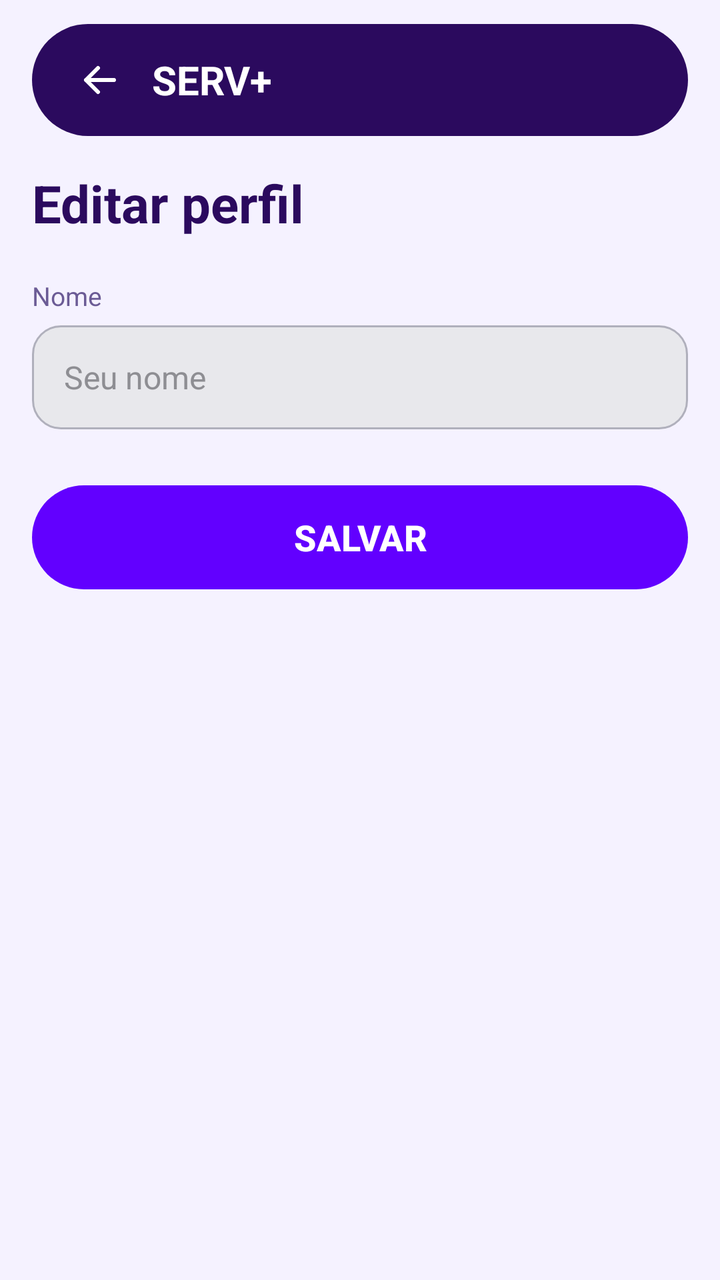
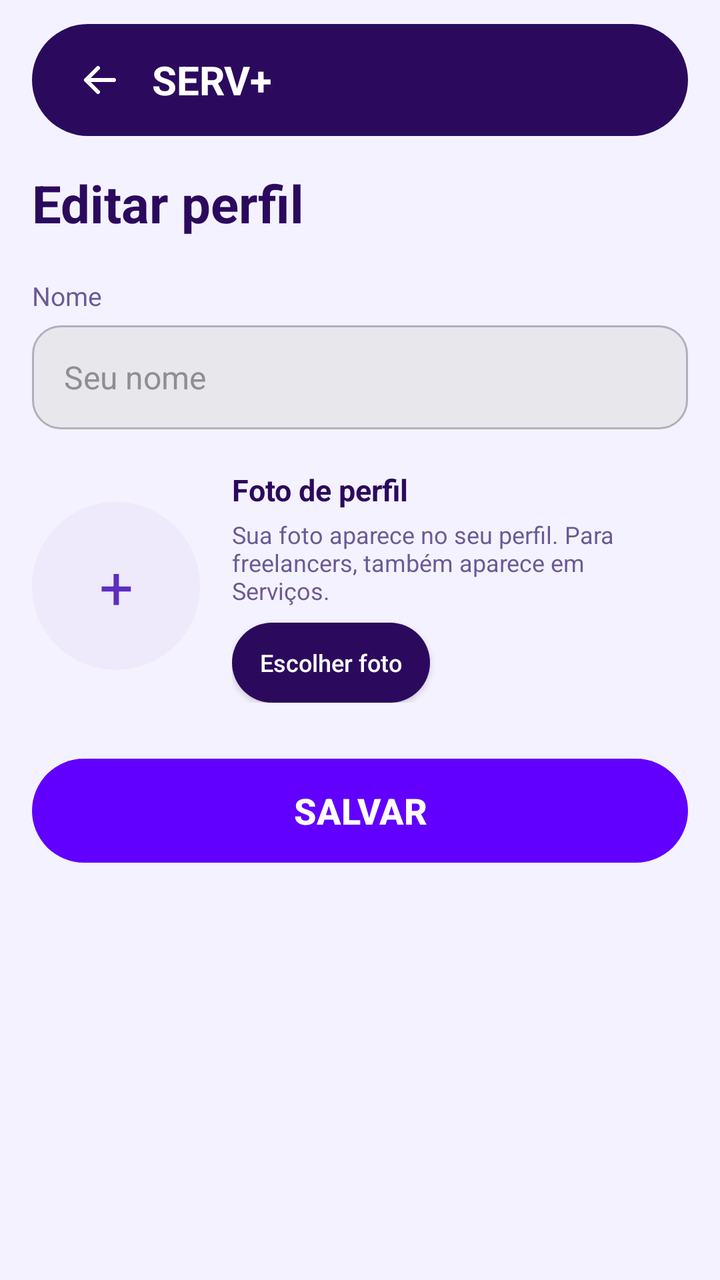

Before-and-after screenshots of an Android layout around one commit, followed by the original layout XML and the change that was made.
<!-- AndroidManifest.xml: application theme Theme.PiMobile -->
<!-- res/layout/activity_editar_perfil.xml -->
<?xml version="1.0" encoding="utf-8"?>
<androidx.constraintlayout.widget.ConstraintLayout
    xmlns:android="http://schemas.android.com/apk/res/android"
    xmlns:app="http://schemas.android.com/apk/res-auto"
    android:layout_width="match_parent"
    android:layout_height="match_parent"
    android:background="@color/eq_fundo">

    <LinearLayout
        android:id="@+id/barraTopo"
        android:layout_width="0dp"
        android:layout_height="56dp"
        android:layout_marginStart="16dp"
        android:layout_marginTop="12dp"
        android:layout_marginEnd="16dp"
        android:background="@drawable/bg_barra_escura"
        android:gravity="center_vertical"
        android:orientation="horizontal"
        android:paddingStart="16dp"
        android:paddingEnd="16dp"
        app:layout_constraintEnd_toEndOf="parent"
        app:layout_constraintStart_toStartOf="parent"
        app:layout_constraintTop_toTopOf="parent">

        <ImageView
            android:id="@+id/btnVoltar"
            android:layout_width="36dp"
            android:layout_height="36dp"
            android:contentDescription="Voltar"
            android:padding="6dp"
            android:src="@drawable/ic_back" />

        <TextView
            android:layout_width="0dp"
            android:layout_height="wrap_content"
            android:layout_marginStart="8dp"
            android:layout_weight="1"
            android:text="SERV+"
            android:textColor="@color/branco"
            android:textSize="20sp"
            android:textStyle="bold" />
    </LinearLayout>

    <ScrollView
        android:layout_width="0dp"
        android:layout_height="0dp"
        android:fillViewport="true"
        android:scrollbars="none"
        app:layout_constraintBottom_toBottomOf="parent"
        app:layout_constraintEnd_toEndOf="parent"
        app:layout_constraintStart_toStartOf="parent"
        app:layout_constraintTop_toBottomOf="@id/barraTopo">

        <LinearLayout
            android:layout_width="match_parent"
            android:layout_height="wrap_content"
            android:orientation="vertical"
            android:padding="16dp">

            <TextView
                android:layout_width="wrap_content"
                android:layout_height="wrap_content"
                android:text="Editar perfil"
                android:textColor="@color/eq_escuro"
                android:textSize="26sp"
                android:textStyle="bold" />

            
            <TextView
                android:layout_width="wrap_content"
                android:layout_height="wrap_content"
                android:layout_marginTop="20dp"
                android:text="Nome"
                android:textColor="@color/eq_texto_claro"
                android:textSize="13sp" />

            <FrameLayout
                android:layout_width="match_parent"
                android:layout_height="52dp"
                android:layout_marginTop="6dp"
                android:background="@drawable/bg_campo_login">

                <EditText
                    android:id="@+id/edtNome"
                    android:layout_width="match_parent"
                    android:layout_height="match_parent"
                    android:background="@null"
                    android:gravity="center_vertical|start"
                    android:hint="Seu nome"
                    android:inputType="textPersonName"
                    android:paddingHorizontal="16dp"
                    android:textColor="@color/preto"
                    android:textColorHint="@color/cinza_icone"
                    android:textSize="16sp" />
            </FrameLayout>

            
            <LinearLayout
                android:id="@+id/secaoUsuario"
                android:layout_width="match_parent"
                android:layout_height="wrap_content"
                android:orientation="vertical"
                android:visibility="gone">

                <TextView
                    android:layout_width="wrap_content"
                    android:layout_height="wrap_content"
                    android:layout_marginTop="20dp"
                    android:text="Telefone (opcional)"
                    android:textColor="@color/eq_texto_claro"
                    android:textSize="13sp" />
                <FrameLayout
                    android:layout_width="match_parent"
                    android:layout_height="52dp"
                    android:layout_marginTop="6dp"
                    android:background="@drawable/bg_campo_login">
                    <EditText
                        android:id="@+id/edtTelefoneUsuario"
                        android:layout_width="match_parent"
                        android:layout_height="match_parent"
                        android:background="@null"
                        android:gravity="center_vertical|start"
                        android:hint="Ex.: (11) 99999-9999"
                        android:inputType="phone"
                        android:paddingHorizontal="16dp"
                        android:textColor="@color/preto"
                        android:textColorHint="@color/cinza_icone"
                        android:textSize="16sp" />
                </FrameLayout>

                <TextView
                    android:layout_width="wrap_content"
                    android:layout_height="wrap_content"
                    android:layout_marginTop="14dp"
                    android:text="Empresa ou organização (opcional)"
                    android:textColor="@color/eq_texto_claro"
                    android:textSize="13sp" />
                <FrameLayout
                    android:layout_width="match_parent"
                    android:layout_height="52dp"
                    android:layout_marginTop="6dp"
                    android:background="@drawable/bg_campo_login">
                    <EditText
                        android:id="@+id/edtEmpresa"
                        android:layout_width="match_parent"
                        android:layout_height="match_parent"
                        android:background="@null"
                        android:gravity="center_vertical|start"
                        android:hint="Nome da empresa ou organização"
                        android:inputType="textCapWords"
                        android:paddingHorizontal="16dp"
                        android:textColor="@color/preto"
                        android:textColorHint="@color/cinza_icone"
                        android:textSize="16sp" />
                </FrameLayout>

                <TextView
                    android:layout_width="wrap_content"
                    android:layout_height="wrap_content"
                    android:layout_marginTop="14dp"
                    android:text="Cidade (opcional)"
                    android:textColor="@color/eq_texto_claro"
                    android:textSize="13sp" />
                <FrameLayout
                    android:layout_width="match_parent"
                    android:layout_height="52dp"
                    android:layout_marginTop="6dp"
                    android:background="@drawable/bg_campo_login">
                    <EditText
                        android:id="@+id/edtCidade"
                        android:layout_width="match_parent"
                        android:layout_height="match_parent"
                        android:background="@null"
                        android:gravity="center_vertical|start"
                        android:hint="Ex.: Mauá"
                        android:inputType="textCapWords"
                        android:paddingHorizontal="16dp"
                        android:textColor="@color/preto"
                        android:textColorHint="@color/cinza_icone"
                        android:textSize="16sp" />
                </FrameLayout>

                <TextView
                    android:layout_width="wrap_content"
                    android:layout_height="wrap_content"
                    android:layout_marginTop="14dp"
                    android:text="Estado (opcional)"
                    android:textColor="@color/eq_texto_claro"
                    android:textSize="13sp" />
                <FrameLayout
                    android:layout_width="match_parent"
                    android:layout_height="52dp"
                    android:layout_marginTop="6dp"
                    android:background="@drawable/bg_campo_login">
                    <EditText
                        android:id="@+id/edtEstado"
                        android:layout_width="match_parent"
                        android:layout_height="match_parent"
                        android:background="@null"
                        android:gravity="center_vertical|start"
                        android:hint="Ex.: São Paulo ou SP"
                        android:inputType="textCapWords"
                        android:paddingHorizontal="16dp"
                        android:textColor="@color/preto"
                        android:textColorHint="@color/cinza_icone"
                        android:textSize="16sp" />
                </FrameLayout>
            </LinearLayout>

            
            <LinearLayout
                android:id="@+id/secaoProfissional"
                android:layout_width="match_parent"
                android:layout_height="wrap_content"
                android:orientation="vertical"
                android:visibility="gone">

                <TextView
                    android:layout_width="wrap_content"
                    android:layout_height="wrap_content"
                    android:layout_marginTop="28dp"
                    android:text="Perfil profissional"
                    android:textColor="@color/eq_escuro"
                    android:textSize="18sp"
                    android:textStyle="bold" />

                <TextView
                    android:id="@+id/txtStatus"
                    android:layout_width="wrap_content"
                    android:layout_height="wrap_content"
                    android:layout_marginTop="6dp"
                    android:textColor="@color/eq_texto_claro"
                    android:textSize="13sp" />

                <TextView
                    android:layout_width="wrap_content"
                    android:layout_height="wrap_content"
                    android:layout_marginTop="16dp"
                    android:text="Área de atuação"
                    android:textColor="@color/eq_texto_claro"
                    android:textSize="13sp" />

                <FrameLayout
                    android:layout_width="match_parent"
                    android:layout_height="52dp"
                    android:layout_marginTop="6dp"
                    android:background="@drawable/bg_campo_login">

                    <EditText
                        android:id="@+id/edtArea"
                        android:layout_width="match_parent"
                        android:layout_height="match_parent"
                        android:background="@null"
                        android:gravity="center_vertical|start"
                        android:hint="Ex.: Desenvolvedora front-end"
                        android:inputType="text"
                        android:paddingHorizontal="16dp"
                        android:textColor="@color/preto"
                        android:textColorHint="@color/cinza_icone"
                        android:textSize="16sp" />
                </FrameLayout>

                <TextView
                    android:layout_width="wrap_content"
                    android:layout_height="wrap_content"
                    android:layout_marginTop="16dp"
                    android:text="Categoria"
                    android:textColor="@color/eq_texto_claro"
                    android:textSize="13sp" />

                <FrameLayout
                    android:layout_width="match_parent"
                    android:layout_height="52dp"
                    android:layout_marginTop="6dp"
                    android:background="@drawable/bg_campo_login">

                    <Spinner
                        android:id="@+id/spinnerCategoria"
                        android:layout_width="match_parent"
                        android:layout_height="match_parent"
                        android:background="@null"
                        android:paddingStart="8dp" />
                </FrameLayout>

                <TextView
                    android:layout_width="wrap_content"
                    android:layout_height="wrap_content"
                    android:layout_marginTop="16dp"
                    android:text="Habilidades (separe por vírgula)"
                    android:textColor="@color/eq_texto_claro"
                    android:textSize="13sp" />

                <FrameLayout
                    android:layout_width="match_parent"
                    android:layout_height="52dp"
                    android:layout_marginTop="6dp"
                    android:background="@drawable/bg_campo_login">

                    <EditText
                        android:id="@+id/edtHabilidades"
                        android:layout_width="match_parent"
                        android:layout_height="match_parent"
                        android:background="@null"
                        android:gravity="center_vertical|start"
                        android:hint="Ex.: React, JavaScript, CSS"
                        android:inputType="text"
                        android:paddingHorizontal="16dp"
                        android:textColor="@color/preto"
                        android:textColorHint="@color/cinza_icone"
                        android:textSize="16sp" />
                </FrameLayout>

                <androidx.appcompat.widget.SwitchCompat
                    android:id="@+id/switchDisponivel"
                    android:layout_width="match_parent"
                    android:layout_height="wrap_content"
                    android:layout_marginTop="20dp"
                    android:text="Estou disponível para novos projetos"
                    android:textColor="@color/eq_escuro"
                    android:textSize="15sp" />

                <TextView
                    android:layout_width="wrap_content"
                    android:layout_height="wrap_content"
                    android:layout_marginTop="16dp"
                    android:text="Texto de disponibilidade (opcional)"
                    android:textColor="@color/eq_texto_claro"
                    android:textSize="13sp" />

                <FrameLayout
                    android:layout_width="match_parent"
                    android:layout_height="52dp"
                    android:layout_marginTop="6dp"
                    android:background="@drawable/bg_campo_login">

                    <EditText
                        android:id="@+id/edtDisponibilidade"
                        android:layout_width="match_parent"
                        android:layout_height="match_parent"
                        android:background="@null"
                        android:gravity="center_vertical|start"
                        android:hint="Ex.: Livre a partir de segunda"
                        android:inputType="text"
                        android:paddingHorizontal="16dp"
                        android:textColor="@color/preto"
                        android:textColorHint="@color/cinza_icone"
                        android:textSize="16sp" />
                </FrameLayout>

                <TextView
                    android:layout_width="wrap_content"
                    android:layout_height="wrap_content"
                    android:layout_marginTop="24dp"
                    android:text="Formas de contato (opcional)"
                    android:textColor="@color/eq_escuro"
                    android:textSize="18sp"
                    android:textStyle="bold" />

                <TextView
                    android:layout_width="match_parent"
                    android:layout_height="wrap_content"
                    android:layout_marginTop="4dp"
                    android:text="Preencha somente os contatos que deseja exibir no seu perfil público."
                    android:textColor="@color/eq_texto_claro"
                    android:textSize="13sp" />

                <TextView
                    android:layout_width="wrap_content"
                    android:layout_height="wrap_content"
                    android:layout_marginTop="14dp"
                    android:text="WhatsApp (com DDD)"
                    android:textColor="@color/eq_texto_claro"
                    android:textSize="13sp" />

                <FrameLayout
                    android:layout_width="match_parent"
                    android:layout_height="52dp"
                    android:layout_marginTop="6dp"
                    android:background="@drawable/bg_campo_login">
                    <EditText
                        android:id="@+id/edtWhatsapp"
                        android:layout_width="match_parent"
                        android:layout_height="match_parent"
                        android:background="@null"
                        android:gravity="center_vertical|start"
                        android:hint="Ex.: 5511999999999"
                        android:inputType="phone"
                        android:paddingHorizontal="16dp"
                        android:textColor="@color/preto"
                        android:textColorHint="@color/cinza_icone"
                        android:textSize="16sp" />
                </FrameLayout>

                <TextView
                    android:layout_width="wrap_content"
                    android:layout_height="wrap_content"
                    android:layout_marginTop="14dp"
                    android:text="Instagram (usuário ou link)"
                    android:textColor="@color/eq_texto_claro"
                    android:textSize="13sp" />

                <FrameLayout
                    android:layout_width="match_parent"
                    android:layout_height="52dp"
                    android:layout_marginTop="6dp"
                    android:background="@drawable/bg_campo_login">
                    <EditText
                        android:id="@+id/edtInstagram"
                        android:layout_width="match_parent"
                        android:layout_height="match_parent"
                        android:background="@null"
                        android:gravity="center_vertical|start"
                        android:hint="Ex.: @meuperfil"
                        android:inputType="textUri"
                        android:paddingHorizontal="16dp"
                        android:textColor="@color/preto"
                        android:textColorHint="@color/cinza_icone"
                        android:textSize="16sp" />
                </FrameLayout>

                <TextView
                    android:layout_width="wrap_content"
                    android:layout_height="wrap_content"
                    android:layout_marginTop="14dp"
                    android:text="Telefone (opcional)"
                    android:textColor="@color/eq_texto_claro"
                    android:textSize="13sp" />

                <FrameLayout
                    android:layout_width="match_parent"
                    android:layout_height="52dp"
                    android:layout_marginTop="6dp"
                    android:background="@drawable/bg_campo_login">
                    <EditText
                        android:id="@+id/edtTelefone"
                        android:layout_width="match_parent"
                        android:layout_height="match_parent"
                        android:background="@null"
                        android:gravity="center_vertical|start"
                        android:hint="Ex.: (11) 3333-3333"
                        android:inputType="phone"
                        android:paddingHorizontal="16dp"
                        android:textColor="@color/preto"
                        android:textColorHint="@color/cinza_icone"
                        android:textSize="16sp" />
                </FrameLayout>

                <TextView
                    android:layout_width="wrap_content"
                    android:layout_height="wrap_content"
                    android:layout_marginTop="14dp"
                    android:text="E-mail para contato (opcional)"
                    android:textColor="@color/eq_texto_claro"
                    android:textSize="13sp" />

                <FrameLayout
                    android:layout_width="match_parent"
                    android:layout_height="52dp"
                    android:layout_marginTop="6dp"
                    android:background="@drawable/bg_campo_login">
                    <EditText
                        android:id="@+id/edtEmailContato"
                        android:layout_width="match_parent"
                        android:layout_height="match_parent"
                        android:background="@null"
                        android:gravity="center_vertical|start"
                        android:hint="Ex.: contato@exemplo.com"
                        android:inputType="textEmailAddress"
                        android:paddingHorizontal="16dp"
                        android:textColor="@color/preto"
                        android:textColorHint="@color/cinza_icone"
                        android:textSize="16sp" />
                </FrameLayout>

            </LinearLayout>

            <androidx.appcompat.widget.AppCompatButton
                android:id="@+id/btnSalvar"
                android:layout_width="match_parent"
                android:layout_height="52dp"
                android:layout_marginTop="28dp"
                android:layout_marginBottom="16dp"
                android:background="@drawable/bg_botao"
                android:stateListAnimator="@null"
                android:text="SALVAR"
                android:textColor="@color/branco"
                android:textSize="18sp"
                android:textStyle="bold" />
        </LinearLayout>
    </ScrollView>

</androidx.constraintlayout.widget.ConstraintLayout>
<!-- resources referenced by this layout -->
<resources>
  <color name="branco">#FFFFFF</color>
  <color name="cinza_icone">#8E8E93</color>
  <color name="eq_escuro">#2B0A5E</color>
  <color name="eq_fundo">#F5F2FF</color>
  <color name="eq_texto_claro">#6B5B95</color>
  <color name="preto">#000000</color>
  <!-- drawable bg_barra_escura (drawable) -->
  <?xml version="1.0" encoding="utf-8"?>
  <shape xmlns:android="http://schemas.android.com/apk/res/android">
      <solid android:color="@color/eq_escuro" />
      <corners android:radius="40dp" />
  </shape>
  <!-- drawable bg_botao (drawable) -->
  <?xml version="1.0" encoding="utf-8"?>
  <shape xmlns:android="http://schemas.android.com/apk/res/android">
      <solid android:color="@color/roxo_botao" />
      <corners android:radius="50dp" />
  </shape>
  <!-- drawable bg_campo_login (drawable) -->
  <?xml version="1.0" encoding="utf-8"?>
  <shape xmlns:android="http://schemas.android.com/apk/res/android">
      <solid android:color="#E8E8EC" />
      <stroke
          android:width="1dp"
          android:color="@color/cinza_borda" />
      <corners android:radius="14dp" />
  </shape>
  <!-- drawable ic_back (drawable) -->
  <?xml version="1.0" encoding="utf-8"?>
  <vector xmlns:android="http://schemas.android.com/apk/res/android"
      android:width="24dp" android:height="24dp"
      android:viewportWidth="24" android:viewportHeight="24">
      <path
          android:fillColor="#00000000"
          android:pathData="M19,12H5 M11,6l-6,6l6,6"
          android:strokeColor="#FFFFFF"
          android:strokeLineCap="round"
          android:strokeLineJoin="round"
          android:strokeWidth="2" />
  </vector>
  <style name="Theme.PiMobile" parent="Base.Theme.PiMobile" />
  <color name="roxo_botao">#6200FF</color>
  <color name="cinza_borda">#B0B0BC</color>
  <style name="Base.Theme.PiMobile" parent="Theme.Material3.DayNight.NoActionBar">
          
          
      </style>
</resources>

<!-- the commit's change to res/layout/activity_editar_perfil.xml (unified diff, before → after) -->
@@ -95,6 +95,73 @@
             </FrameLayout>
 
             
+                <LinearLayout
+                    android:layout_width="match_parent"
+                    android:layout_height="wrap_content"
+                    android:layout_marginTop="20dp"
+                    android:gravity="center_vertical"
+                    android:orientation="horizontal">
+
+                    <FrameLayout
+                        android:layout_width="84dp"
+                        android:layout_height="84dp">
+
+                        <TextView
+                            android:layout_width="84dp"
+                            android:layout_height="84dp"
+                            android:background="@drawable/bg_avatar_roxo"
+                            android:gravity="center"
+                            android:text="+"
+                            android:textColor="@color/roxo_icone"
+                            android:textSize="30sp" />
+
+                        <ImageView
+                            android:id="@+id/imgFotoPerfil"
+                            android:layout_width="84dp"
+                            android:layout_height="84dp"
+                            android:contentDescription="Foto de perfil"
+                            android:scaleType="centerCrop" />
+                    </FrameLayout>
+
+                    <LinearLayout
+                        android:layout_width="0dp"
+                        android:layout_height="wrap_content"
+                        android:layout_marginStart="16dp"
+                        android:layout_weight="1"
+                        android:orientation="vertical">
+
+                        <TextView
+                            android:layout_width="wrap_content"
+                            android:layout_height="wrap_content"
+                            android:text="Foto de perfil"
+                            android:textColor="@color/eq_escuro"
+                            android:textSize="15sp"
+                            android:textStyle="bold" />
+
+                        <TextView
+                            android:layout_width="wrap_content"
+                            android:layout_height="wrap_content"
+                            android:layout_marginTop="4dp"
+                            android:text="Sua foto aparece no seu perfil. Para freelancers, também aparece em Serviços."
+                            android:textColor="@color/eq_texto_claro"
+                            android:textSize="12sp" />
+
+                        <androidx.appcompat.widget.AppCompatButton
+                            android:id="@+id/btnEscolherFoto"
+                            android:layout_width="wrap_content"
+                            android:layout_height="40dp"
+                            android:layout_marginTop="8dp"
+                            android:background="@drawable/bg_botao_escuro"
+                            android:paddingHorizontal="14dp"
+                            android:text="Escolher foto"
+                            android:textAllCaps="false"
+                            android:textColor="@color/branco"
+                            android:textSize="12sp" />
+                    </LinearLayout>
+                </LinearLayout>
+
+
+            
             <LinearLayout
                 android:id="@+id/secaoUsuario"
                 android:layout_width="match_parent"
<!-- resource entries referenced after the edit -->
@@ -6,6 +6,12 @@
   <color name="eq_fundo">#F5F2FF</color>
   <color name="eq_texto_claro">#6B5B95</color>
   <color name="preto">#000000</color>
+  <color name="roxo_icone">#5B2EC0</color>
+  <!-- drawable bg_avatar_roxo (drawable) -->
+  <?xml version="1.0" encoding="utf-8"?>
+  <shape xmlns:android="http://schemas.android.com/apk/res/android" android:shape="oval">
+      <solid android:color="@color/fundo_icone_roxo" />
+  </shape>
   <!-- drawable bg_barra_escura (drawable) -->
   <?xml version="1.0" encoding="utf-8"?>
   <shape xmlns:android="http://schemas.android.com/apk/res/android">
@@ -16,6 +22,12 @@
   <?xml version="1.0" encoding="utf-8"?>
   <shape xmlns:android="http://schemas.android.com/apk/res/android">
       <solid android:color="@color/roxo_botao" />
+      <corners android:radius="50dp" />
+  </shape>
+  <!-- drawable bg_botao_escuro (drawable) -->
+  <?xml version="1.0" encoding="utf-8"?>
+  <shape xmlns:android="http://schemas.android.com/apk/res/android">
+      <solid android:color="@color/eq_escuro" />
       <corners android:radius="50dp" />
   </shape>
   <!-- drawable bg_campo_login (drawable) -->
@@ -41,6 +53,7 @@
           android:strokeWidth="2" />
   </vector>
   <style name="Theme.PiMobile" parent="Base.Theme.PiMobile" />
+  <color name="fundo_icone_roxo">#EEE9FB</color>
   <color name="roxo_botao">#6200FF</color>
   <color name="cinza_borda">#B0B0BC</color>
   <style name="Base.Theme.PiMobile" parent="Theme.Material3.DayNight.NoActionBar">
